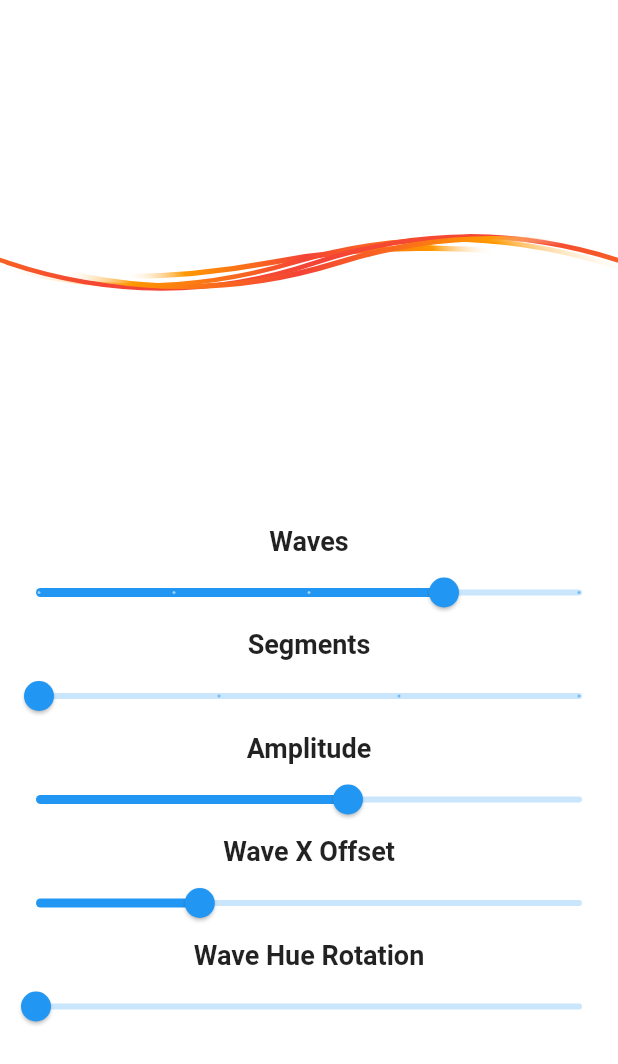
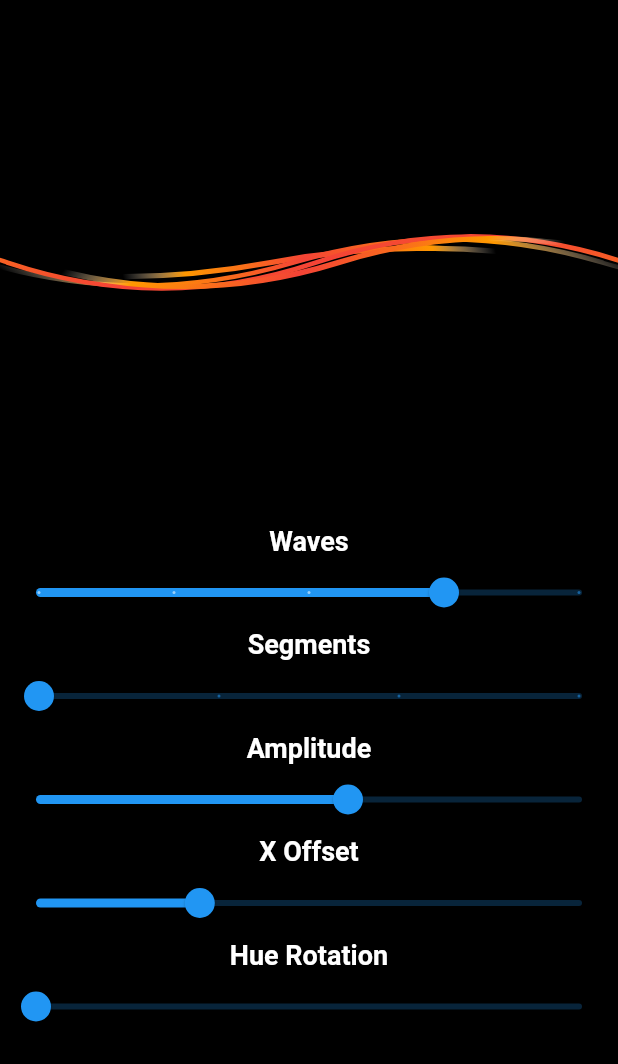
Before and after one commit to marco906/FloatingWaves, a Flutter app: the screen it shows after launch, on a phone screen of 412 x 824 dp. Shown: the top 1064 px of the screen. Run offline on Flutter 3.47's test engine with Material 2 defaults, Android fonts, the phone set to English and light mode, and no system bars.

```diff
--- a/lib/main.dart
+++ b/lib/main.dart
@@ -53,7 +53,7 @@ class _WaveDemoState extends State<WaveDemo> with SingleTickerProviderStateMixin
     _animation = Tween(begin: 0.0, end: 1.0).animate(controller);
 
     return Scaffold(
-      backgroundColor: Colors.white,
+      backgroundColor: Colors.black,
       body: Column(
         children: [
 
@@ -62,6 +62,7 @@ class _WaveDemoState extends State<WaveDemo> with SingleTickerProviderStateMixin
             animation: _animation,
             builder: (context, nil) {
               return CustomPaint(
+                isComplex: true,
                 size: const Size(double.infinity, 350),
                 painter: WavePainter(
                     time: _animation.value,
@@ -77,27 +78,27 @@ class _WaveDemoState extends State<WaveDemo> with SingleTickerProviderStateMixin
           // Controls for the parameters
           Column(
             children: [
-              const Text('Waves', style: TextStyle(fontSize: 18, fontWeight: FontWeight.bold)),
+              const Text('Waves', style: TextStyle(fontSize: 18, fontWeight: FontWeight.bold, color: Colors.white)),
               Slider(value: waves, min: 1, max: 5, divisions: 4, label: waves.toInt().toString(), onChanged: (double value) {
                 setState(() { waves = value; });
               }),
 
-              const Text('Segments', style: TextStyle(fontSize: 18, fontWeight: FontWeight.bold)),
+              const Text('Segments', style: TextStyle(fontSize: 18, fontWeight: FontWeight.bold, color: Colors.white)),
               Slider(value: segments, min: 1, max: 4, divisions: 3, label: segments.toInt().toString(), onChanged: (double value) {
                 setState(() { segments = value; });
               }),
 
-              const Text('Amplitude', style: TextStyle(fontSize: 18, fontWeight: FontWeight.bold)),
+              const Text('Amplitude', style: TextStyle(fontSize: 18, fontWeight: FontWeight.bold, color: Colors.white)),
               Slider(value: amplitude, min: 10, max: 80, onChanged: (double value) {
                 setState(() { amplitude = value; });
               }),
 
-              const Text('Wave X Offset', style: TextStyle(fontSize: 18, fontWeight: FontWeight.bold)),
+              const Text('X Offset', style: TextStyle(fontSize: 18, fontWeight: FontWeight.bold, color: Colors.white)),
               Slider(value: waveHorOffset, min: 0, max: 50, onChanged: (double value) {
                 setState(() { waveHorOffset = value; });
               }),
 
-              const Text('Wave Hue Rotation', style: TextStyle(fontSize: 18, fontWeight: FontWeight.bold)),
+              const Text('Hue Rotation', style: TextStyle(fontSize: 18, fontWeight: FontWeight.bold, color: Colors.white)),
               Slider(value: hue, min: 0, max: 360, onChanged: (double value) {
                 setState(() {
                   hue = value;
--- a/lib/wave_painter.dart
+++ b/lib/wave_painter.dart
@@ -73,6 +73,7 @@ class WavePainter extends CustomPainter {
       // Create the paint and draw
       final paint = createPaint(primColor, secColor, waveBaseThickness, size, variation);
       canvas.drawPath(path, paint);
+      //canvas.saveLayer(bounds, paint)
 
       // reset path
       path = Path();
@@ -86,6 +87,7 @@ class WavePainter extends CustomPainter {
       ..strokeWidth = baseStroke + strokeVariation
       ..style = PaintingStyle.stroke
       ..isAntiAlias = true
+      //..color = primaryColor;
       ..shader = LinearGradient(
               colors: [clear, secondaryColor, primaryColor, secondaryColor, clear],
               stops: const [0.2, 0.3, 0.5, 0.7, 0.8],
```
Also changed, not shown: 1 other file.
